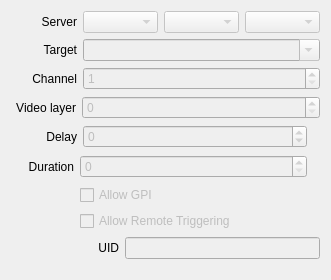
Old version of the form src/Widgets/Inspector/InspectorOutputWidget.ui in the repository CasparCG/client.
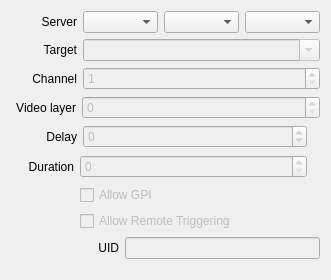
New version of the form. Custom widgets are drawn as their Qt base class.

Commit message:
Fixed disabled ATEM combo in the inspector panel.
See http://casparcg.com/forum/viewtopic.php?f=5&t=2869

Close #132

Diff of the .ui file:
```diff
--- a/src/Widgets/Inspector/InspectorOutputWidget.ui
+++ b/src/Widgets/Inspector/InspectorOutputWidget.ui
@@ -47,9 +47,6 @@
      </item>
      <item>
       <widget class="QComboBox" name="comboBoxDevice">
-       <property name="enabled">
-        <bool>false</bool>
-       </property>
        <property name="sizePolicy">
         <sizepolicy hsizetype="Expanding" vsizetype="Fixed">
          <horstretch>0</horstretch>
@@ -60,9 +57,6 @@
      </item>
      <item>
       <widget class="QComboBox" name="comboBoxTriCasterDevice">
-       <property name="enabled">
-        <bool>false</bool>
-       </property>
        <property name="sizePolicy">
         <sizepolicy hsizetype="Expanding" vsizetype="Fixed">
          <horstretch>0</horstretch>
@@ -73,9 +67,6 @@
      </item>
      <item>
       <widget class="QComboBox" name="comboBoxAtemDevice">
-       <property name="enabled">
-        <bool>false</bool>
-       </property>
        <property name="sizePolicy">
         <sizepolicy hsizetype="Expanding" vsizetype="Fixed">
          <horstretch>0</horstretch>
```
